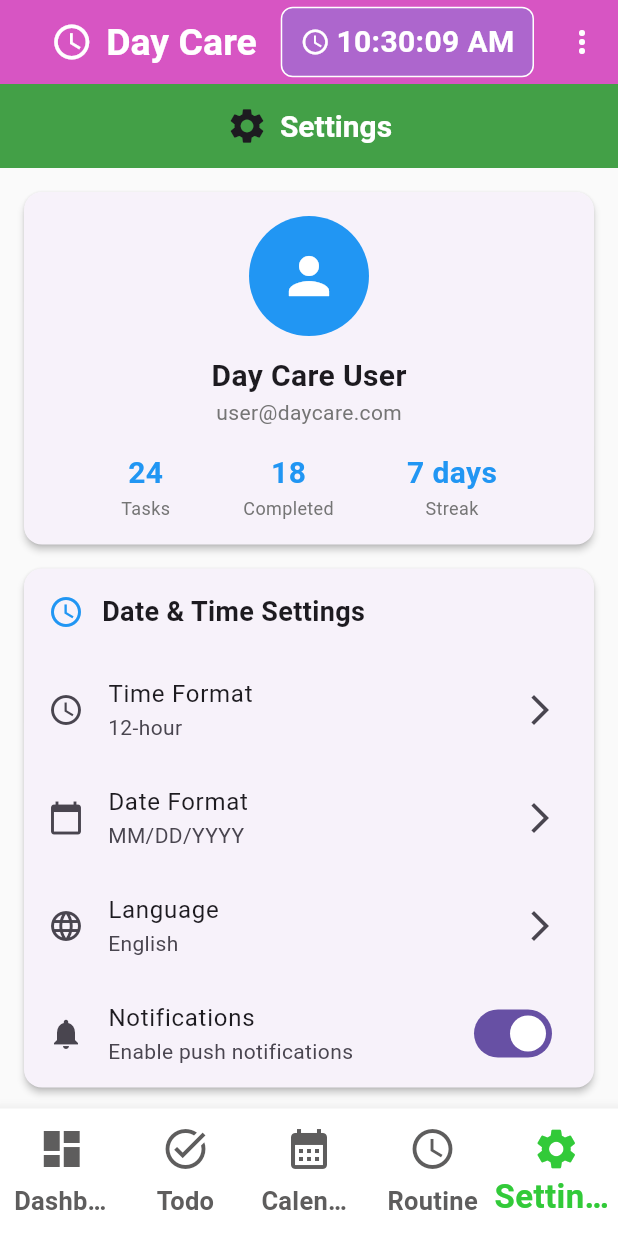
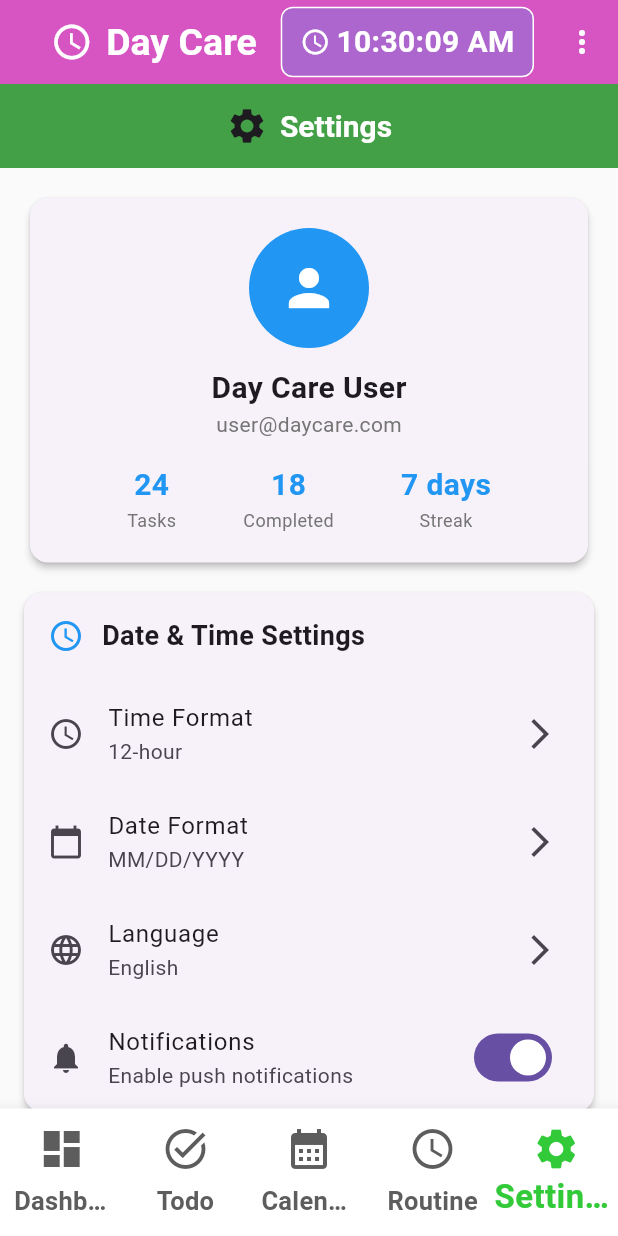
Before and after one commit to SadikshyaBashyal/Todo-App, a Flutter app: the screen it shows after launch, item 5 of the bottom bar chosen, on a phone screen of 412 x 824 dp. Run offline on Flutter 3.47's test engine with Material 3 defaults, Android fonts, the phone set to English and light mode, and no system bars; our stand-ins replace shared_preferences.

Commit message:
Update temporarily

```diff
--- a/todo/lib/screens/settings_screen.dart
+++ b/todo/lib/screens/settings_screen.dart
@@ -54,9 +54,9 @@ class _SettingsScreenState extends State<SettingsScreen> {
 
   Widget _buildProfileSection() {
     return Card(
-      margin: const EdgeInsets.all(16),
+      margin: const EdgeInsets.all(20),
       child: Padding(
-        padding: const EdgeInsets.all(16),
+        padding: const EdgeInsets.all(20),
         child: Column(
           children: [
             const CircleAvatar(
```
